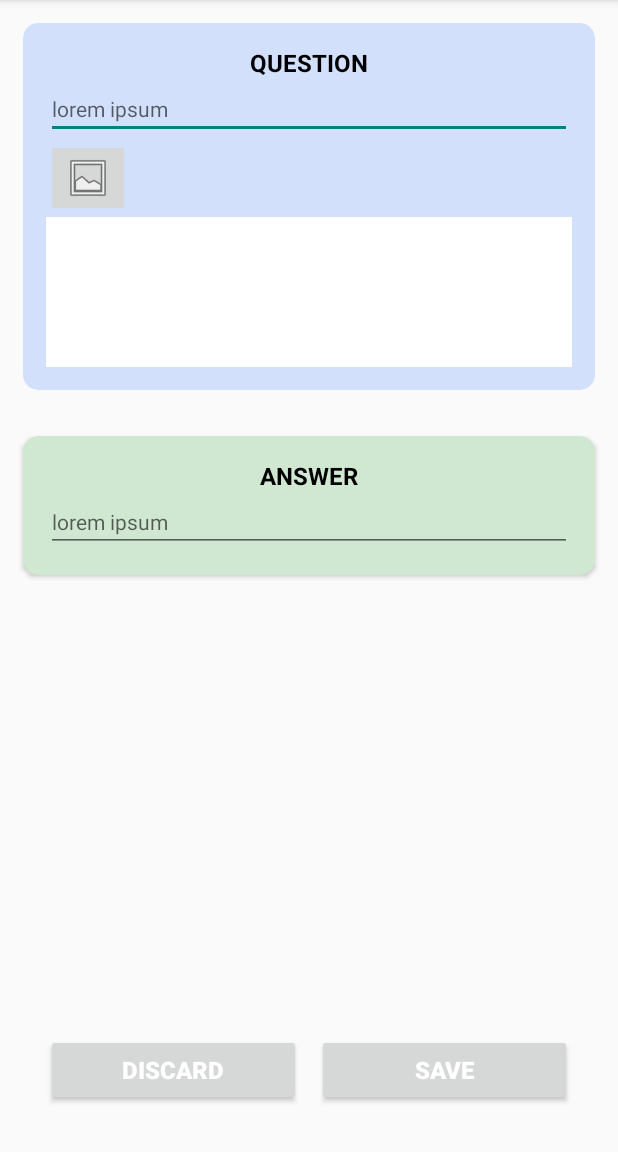
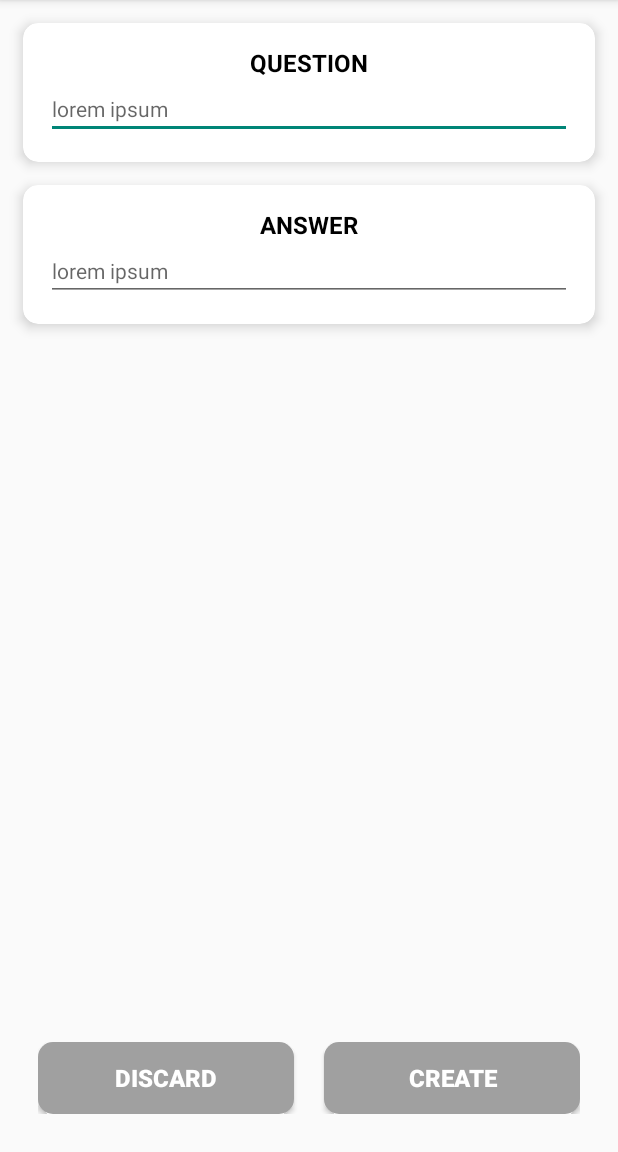
Before and after one commit to harouzie/android-final, an Android app: the FlashcardCreatorActivity screen opened directly, with no data from a screen before it, on a phone screen of 412 x 824 dp, the part 84-1236 px from its top. Run offline under Robolectric (Android 15) with nearby library versions, the phone set to English and light mode, and no system bars.

Commit message:
UI patch 2 - new activity: FlashcardCollectionPreviewActivity - FlashcardCreatorActivity amending - FlashcardPreviewActivity: under construction
TODO: link firebase and json conversion (estimate time: 12hrs)

```diff
--- a/app/src/main/java/tdtu/fit/hrz/flashcards/activities/FlashcardCreatorActivity.java
+++ b/app/src/main/java/tdtu/fit/hrz/flashcards/activities/FlashcardCreatorActivity.java
@@ -23,10 +23,10 @@ public class FlashcardCreatorActivity extends AppCompatActivity {
         super.onCreate(savedInstanceState);
         setContentView(R.layout.activity_flashcard_creator);
 
-        questionImageView = findViewById(R.id.questionImage);
-        btnAddQuesImg = findViewById(R.id.btnAddQuesImg);
-
-        btnAddQuesImg.setOnClickListener(v -> openImagePicker());
+        // TODO add image for flashcard
+//        questionImageView = findViewById(R.id.questionImage);
+//        btnAddQuesImg = findViewById(R.id.btnAddQuesImg);
+//        btnAddQuesImg.setOnClickListener(v -> openImagePicker());
     }
     private void openImagePicker() {
         Intent intent = new Intent(Intent.ACTION_PICK, MediaStore.Images.Media.EXTERNAL_CONTENT_URI);
--- a/app/src/main/java/tdtu/fit/hrz/flashcards/activities/MainActivity.java
+++ b/app/src/main/java/tdtu/fit/hrz/flashcards/activities/MainActivity.java
@@ -54,7 +54,7 @@ public class MainActivity extends AppCompatActivity {
 
     public void flashcardLayoutClick(View view) {
         Toast.makeText(this, "FlashCard Activity was chosen!", Toast.LENGTH_SHORT).show();
-        Intent intent = new Intent(this, FlashcardPreviewActivity.class);
+        Intent intent = new Intent(this, FlashcardCollectionPreviewActivity.class);
         startActivity(intent);
     }
 }
--- /dev/null
+++ b/app/src/main/res/drawable/button_rounded_square.xml
@@ -0,0 +1,5 @@
+<?xml version="1.0" encoding="utf-8"?>
+<shape xmlns:android="http://schemas.android.com/apk/res/android">
+    <corners android:radius="10dp"/>
+    <solid android:color="@color/gray"/>
+</shape>
--- a/app/src/main/res/layout/activity_flashcard_creator.xml
+++ b/app/src/main/res/layout/activity_flashcard_creator.xml
@@ -10,13 +10,13 @@
         android:id="@+id/flashcardQuestion"
         android:layout_width="match_parent"
         android:layout_height="wrap_content"
-        android:layout_marginStart="15dp"
+        android:layout_marginLeft="15dp"
+        android:layout_marginRight="15dp"
         android:layout_marginTop="15dp"
-        android:layout_marginEnd="15dp"
-        android:layout_marginBottom="15dp"
-        android:elevation="15dp"
+        android:layout_marginBottom="7dp"
+        android:foreground="?attr/selectableItemBackground"
         app:cardCornerRadius="10dp"
-        android:backgroundTint="@color/baby_blue">
+        app:cardElevation="5dp">
 
         <RelativeLayout
             android:layout_width="match_parent"
@@ -41,19 +41,19 @@
                 android:textSize="14sp"
                 android:hint="lorem ipsum"/>
 
-            <ImageButton
-                android:id="@+id/btnAddQuesImg"
-                android:src="@android:drawable/ic_menu_gallery"
-                android:layout_below="@id/question"
-                android:layout_width="wrap_content"
-                android:layout_height="wrap_content"/>
-            <ImageView
-                android:id="@+id/questionImage"
-                android:layout_below="@id/btnAddQuesImg"
-                android:layout_width="match_parent"
-                android:layout_height="100dp"
-                android:maxHeight="200dp"
-                android:background="@color/white"/>
+<!--            <ImageButton-->
+<!--                android:id="@+id/btnAddQuesImg"-->
+<!--                android:src="@android:drawable/ic_menu_gallery"-->
+<!--                android:layout_below="@id/question"-->
+<!--                android:layout_width="wrap_content"-->
+<!--                android:layout_height="wrap_content"/>-->
+<!--            <ImageView-->
+<!--                android:id="@+id/questionImage"-->
+<!--                android:layout_below="@id/btnAddQuesImg"-->
+<!--                android:layout_width="match_parent"-->
+<!--                android:layout_height="100dp"-->
+<!--                android:maxHeight="200dp"-->
+<!--                android:background="@color/white"/>-->
 
         </RelativeLayout>
 
@@ -65,13 +65,13 @@
         android:layout_below="@id/flashcardQuestion"
         android:layout_width="match_parent"
         android:layout_height="wrap_content"
-        android:layout_marginStart="15dp"
-        android:layout_marginTop="15dp"
-        android:layout_marginEnd="15dp"
-        android:layout_marginBottom="15dp"
-        android:elevation="15dp"
+        android:layout_marginLeft="15dp"
+        android:layout_marginRight="15dp"
+        android:layout_marginTop="8dp"
+        android:layout_marginBottom="7dp"
+        android:foreground="?attr/selectableItemBackground"
         app:cardCornerRadius="10dp"
-        android:backgroundTint="@color/pastel_green">
+        app:cardElevation="5dp">
 
         <RelativeLayout
             android:layout_width="match_parent"
@@ -121,7 +121,8 @@
             android:textSize="16sp"
             android:textStyle="bold"
             android:text="DISCARD"
-            android:layout_margin="5dp"/>
+            android:layout_marginRight="10dp"
+            android:background="@drawable/button_rounded_square"/>
 
         <Button
             android:layout_weight="1"
@@ -131,8 +132,10 @@
             android:textColor="@color/white"
             android:textSize="16sp"
             android:textStyle="bold"
-            android:text="SAVE"
-            android:layout_margin="5dp"/>
+            android:text="CREATE"
+            android:layout_marginLeft="10dp"
+            android:background="@drawable/button_rounded_square"
+            android:backgroundTint="@color/gray"/>
 
     </LinearLayout>
 
--- a/app/src/main/res/values/colors.xml
+++ b/app/src/main/res/values/colors.xml
@@ -8,5 +8,6 @@
     <color name="dark_blue">#001CAA</color>
     <color name="baby_blue">#FFD2E0FB</color>
     <color name="pastel_green">#FFD0E7D2</color>
+    <color name="gray">#A0A0A0</color>
 
 </resources>
```
Also changed, not shown: app/src/main/AndroidManifest.xml (+5 -3 lines), app/src/main/java/tdtu/fit/hrz/flashcards/activities/FlashcardCollectionPreviewActivity.java (added, +46 -0 lines), app/src/main/java/tdtu/fit/hrz/flashcards/activities/FlashcardPreviewActivity.java (+4 -3 lines), app/src/main/java/tdtu/fit/hrz/flashcards/controllers/FlashcardCollectionRCVAdapter.java (added, +86 -0 lines), app/src/main/java/tdtu/fit/hrz/flashcards/controllers/FlashcardRCVAdapter.java (+46 -1 lines), app/src/main/java/tdtu/fit/hrz/flashcards/objects/Flashcard.java (+12 -0 lines), app/src/main/java/tdtu/fit/hrz/flashcards/objects/FlashcardCollection.java (+41 -0 lines), app/src/main/res/layout/activity_flashcard_collection_preview.xml (added, +14 -0 lines), app/src/main/res/layout/rcv_flashcard.xml (added, +46 -0 lines), app/src/main/res/menu/flashcard_collection_option_menu.xml (added, +10 -0 lines).
